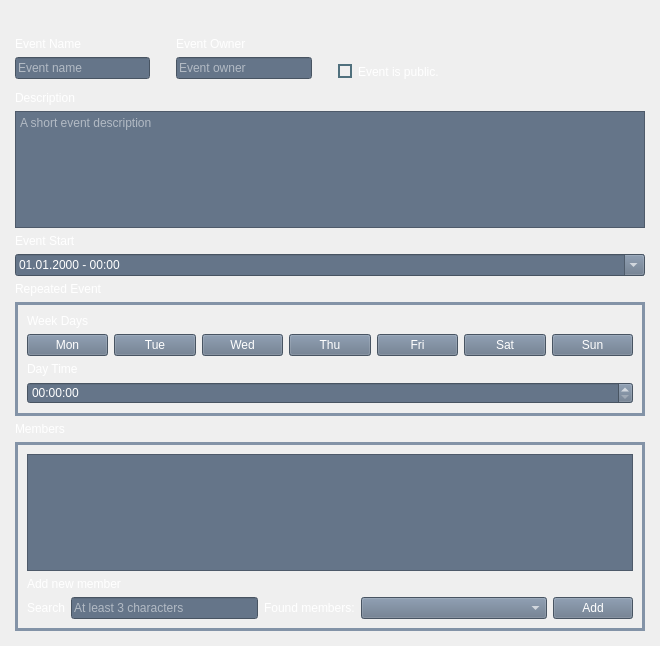
First picture: the form in src/app/gui/forms/widgeteventsettings.ui, repository botorabi/Meet4Eat-Desktop, before the edit.
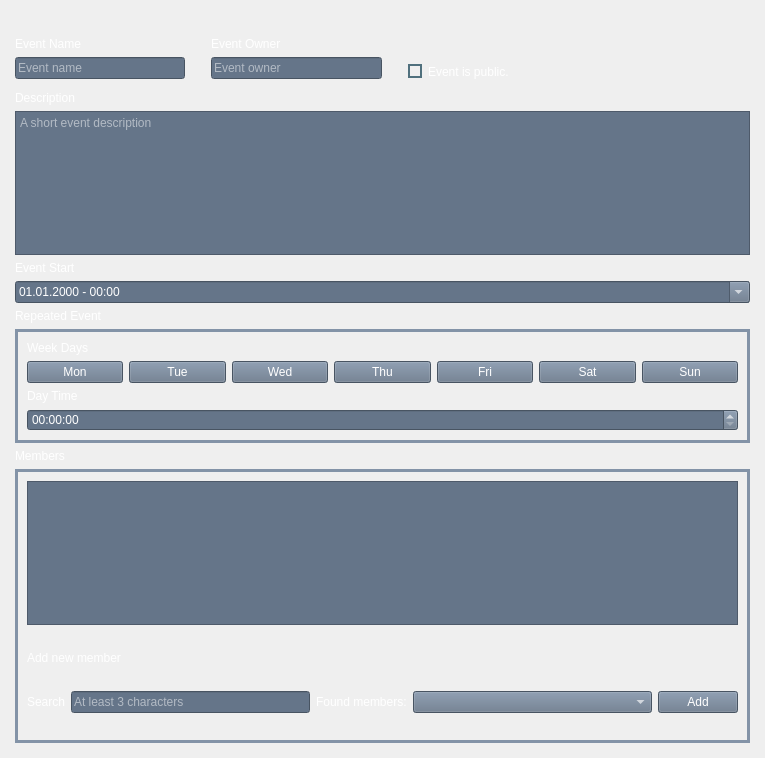
Second picture: the form after the edit. Icons and pictures are not drawn.

The edit to the form file:
```diff
--- a/src/app/gui/forms/widgeteventsettings.ui
+++ b/src/app/gui/forms/widgeteventsettings.ui
@@ -6,8 +6,8 @@
    <rect>
     <x>0</x>
     <y>0</y>
-    <width>660</width>
-    <height>646</height>
+    <width>765</width>
+    <height>758</height>
    </rect>
   </property>
   <property name="windowTitle">
@@ -440,7 +440,7 @@
               <property name="title">
                <string/>
               </property>
-              <layout class="QVBoxLayout" name="verticalLayout_5">
+              <layout class="QVBoxLayout" name="verticalLayout_5" stretch="1,0">
                <item>
                 <widget class="QTableWidget" name="tableWidgetMembers">
                  <property name="focusPolicy">
@@ -470,7 +470,34 @@
                 </widget>
                </item>
                <item>
+                <widget class="QWidget" name="widgetSearchMember" native="true">
+                 <property name="minimumSize">
+                  <size>
+                   <width>0</width>
+                   <height>100</height>
+                  </size>
+                 </property>
+                 <layout class="QVBoxLayout" name="verticalLayout_11">
+                  <property name="leftMargin">
+                   <number>0</number>
+                  </property>
+                  <property name="topMargin">
+                   <number>0</number>
+                  </property>
+                  <property name="rightMargin">
+                   <number>0</number>
+                  </property>
+                  <property name="bottomMargin">
+                   <number>0</number>
+                  </property>
+                  <item>
                 <widget class="QLabel" name="label_10">
+                    <property name="maximumSize">
+                     <size>
+                      <width>16777215</width>
+                      <height>20</height>
+                     </size>
+                    </property>
                  <property name="text">
                   <string>Add new member</string>
                  </property>
@@ -519,6 +546,9 @@
                   </widget>
                  </item>
                 </layout>
+                  </item>
+                 </layout>
+                </widget>
                </item>
               </layout>
              </widget>
```
Left out of the diff: 2 changed lines with no effect on the pictures. Lines whose indentation alone changed are shown as unchanged.
